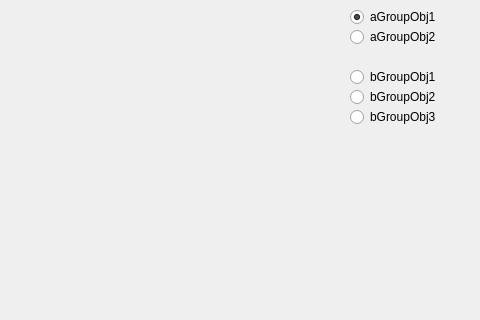
This is QtGuiApplicationTest/QtGuiApplicationTest/MainTabPageFirst.ui in xautshuanglong/QtLearningRepository as Qt 5 draws it before an edit; both pictures show x 320 to 800 and y 121 to 441 of the 800 by 541 pixel window. The edited form follows.
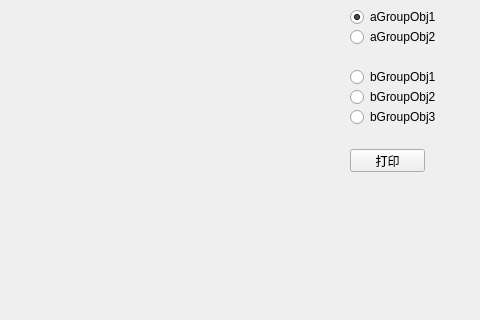
This is the edited form.

Commit message: QTextDocument html print testing

Patch:
```diff
--- a/QtGuiApplicationTest/QtGuiApplicationTest/MainTabPageFirst.ui
+++ b/QtGuiApplicationTest/QtGuiApplicationTest/MainTabPageFirst.ui
@@ -161,6 +161,19 @@
     <string>bGroupObj3</string>
    </property>
   </widget>
+  <widget class="QPushButton" name="btnPrint">
+   <property name="geometry">
+    <rect>
+     <x>670</x>
+     <y>270</y>
+     <width>75</width>
+     <height>23</height>
+    </rect>
+   </property>
+   <property name="text">
+    <string>打印</string>
+   </property>
+  </widget>
  </widget>
  <resources/>
  <connections/>
```
The commit also changes 3 other files.
